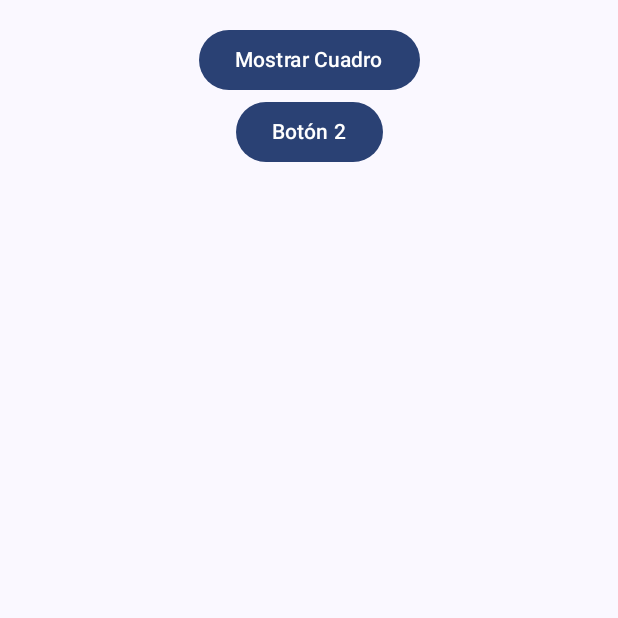
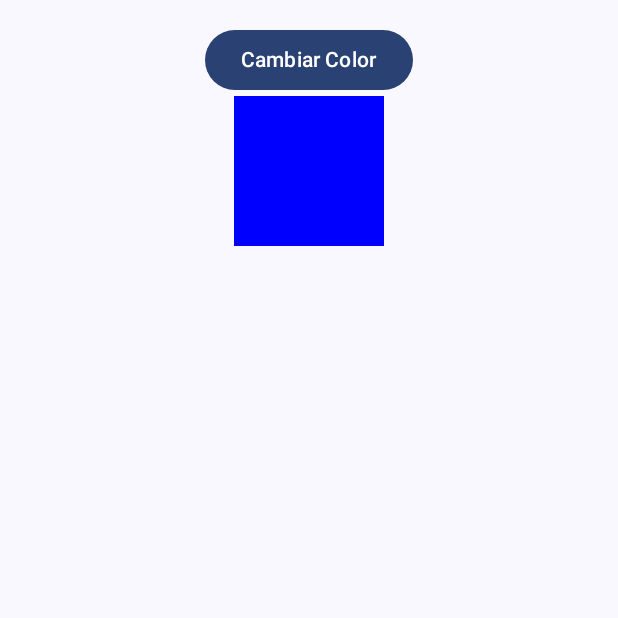
Before and after one commit to WisomdCV/Lab13moviles, an Android app built with Jetpack Compose: the screen it shows after launch (MainActivity), on a phone screen of 412 x 824 dp, the top half of it. Run offline under Robolectric (Android 15) with nearby library versions, the phone set to English and light mode, and no system bars.

Commit message:
Ejercicio 2
Ajustamos el cambio de color haciendo uso de AnimateColorAsState

```diff
--- a/app/src/main/java/com/example/lab13_moviles/AnimatedBoxScreen.kt
+++ b/app/src/main/java/com/example/lab13_moviles/AnimatedBoxScreen.kt
@@ -1,4 +1,6 @@
 import androidx.compose.animation.AnimatedVisibility
+import androidx.compose.animation.animateColorAsState
+import androidx.compose.animation.core.tween
 import androidx.compose.animation.fadeIn
 import androidx.compose.animation.fadeOut
 import androidx.compose.foundation.background
@@ -42,3 +44,28 @@ fun AnimatedBoxScreen(modifier: Modifier = Modifier) {
         }
     }
 }
+
+@Composable
+fun ColorChangingBoxScreen(modifier: Modifier = Modifier) {
+    var isBlue by remember { mutableStateOf(true) }
+
+    val backgroundColor by animateColorAsState(
+        targetValue = if (isBlue) Color.Blue else Color.Green,
+        animationSpec = tween(durationMillis = 1000)
+    )
+
+    Column(
+        modifier = modifier.fillMaxSize().padding(16.dp),
+        horizontalAlignment = Alignment.CenterHorizontally
+    ) {
+        Button(onClick = { isBlue = !isBlue }) {
+            Text(text = "Cambiar Color")
+        }
+
+        Box(
+            modifier = Modifier
+                .size(100.dp)
+                .background(backgroundColor)
+        )
+    }
+}
--- a/app/src/main/java/com/example/lab13_moviles/MainActivity.kt
+++ b/app/src/main/java/com/example/lab13_moviles/MainActivity.kt
@@ -1,6 +1,6 @@
 package com.example.lab13_moviles
 
-import AnimatedBoxScreen
+import ColorChangingBoxScreen
 import android.os.Bundle
 import androidx.activity.ComponentActivity
 import androidx.activity.compose.setContent
@@ -11,6 +11,7 @@ import androidx.compose.material3.Scaffold
 import androidx.compose.ui.Modifier
 import com.example.lab13_moviles.ui.theme.Lab13movilesTheme
 
+
 class MainActivity : ComponentActivity() {
     override fun onCreate(savedInstanceState: Bundle?) {
         super.onCreate(savedInstanceState)
@@ -18,7 +19,7 @@ class MainActivity : ComponentActivity() {
         setContent {
             Lab13movilesTheme {
                 Scaffold(modifier = Modifier.fillMaxSize()) { innerPadding ->
-                    AnimatedBoxScreen(
+                    ColorChangingBoxScreen(
                         modifier = Modifier.padding(innerPadding)
                     )
                 }
```
